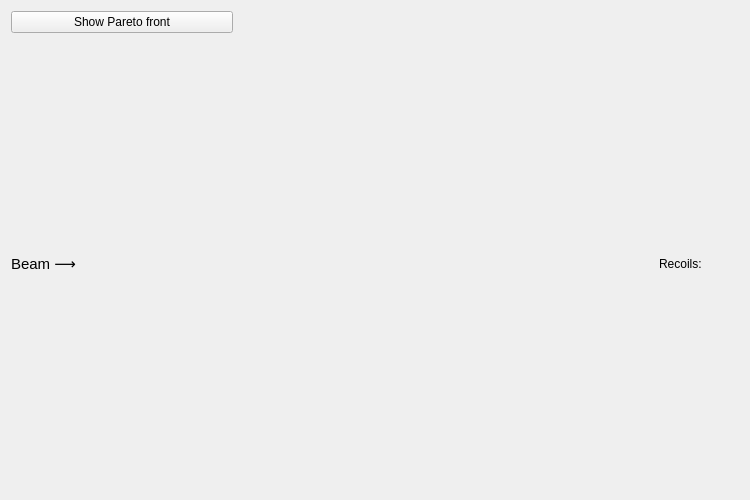
JYU-IBA/potku, file ui_files/ui_optimization_results_widget.ui: the form before one commit.
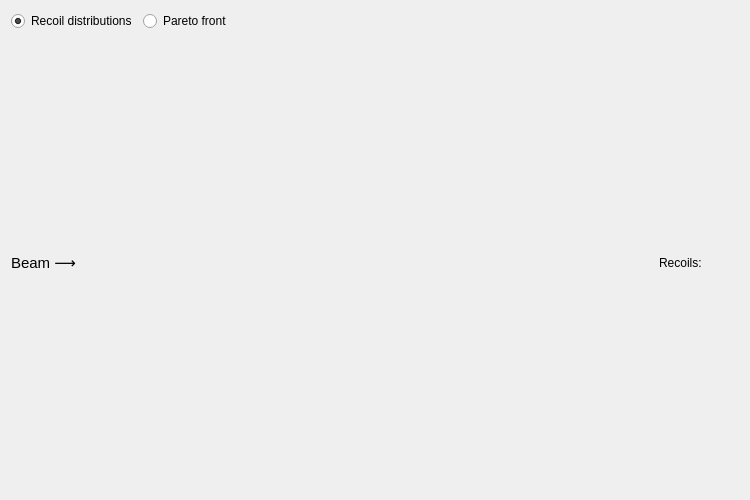
The form after the commit.

Commit message: Replaced push button with radio buttons when selecting the view in optimization result widget

Diff of the .ui file:
```diff
--- a/ui_files/ui_optimization_results_widget.ui
+++ b/ui_files/ui_optimization_results_widget.ui
@@ -32,15 +32,22 @@
    <item row="0" column="0" rowspan="2" colspan="2">
     <layout class="QHBoxLayout" name="horizontalLayout_2">
      <item>
-      <widget class="QPushButton" name="pushButton">
-       <property name="minimumSize">
-        <size>
-         <width>0</width>
-         <height>0</height>
-        </size>
+      <widget class="QRadioButton" name="rb_dist">
+       <property name="text">
+        <string>Recoil distributions</string>
        </property>
+       <property name="checked">
+        <bool>true</bool>
+       </property>
+       <attribute name="buttonGroup">
+        <string notr="true">rb_group_optim</string>
+       </attribute>
+      </widget>
+     </item>
+     <item>
+      <widget class="QRadioButton" name="rb_pareto">
        <property name="text">
-        <string>Show Pareto front</string>
+        <string>Pareto front</string>
        </property>
       </widget>
      </item>
```
Left out of the diff: 6 changed lines with no effect on the pictures. The commit also changes 1 other file.
